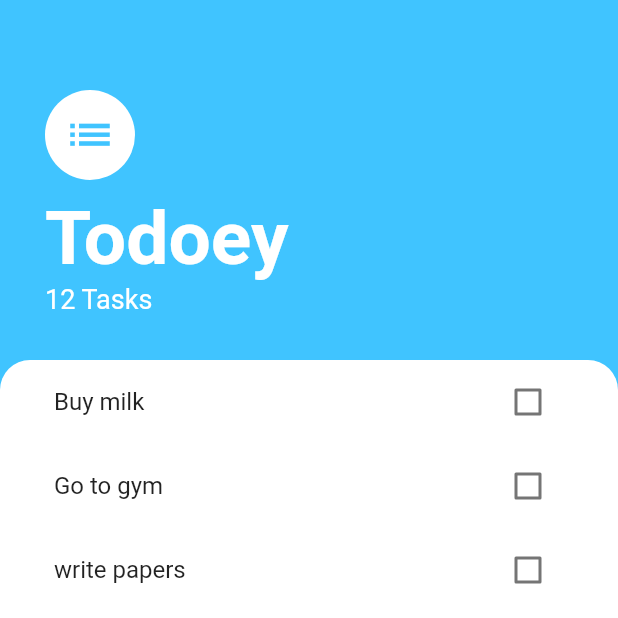
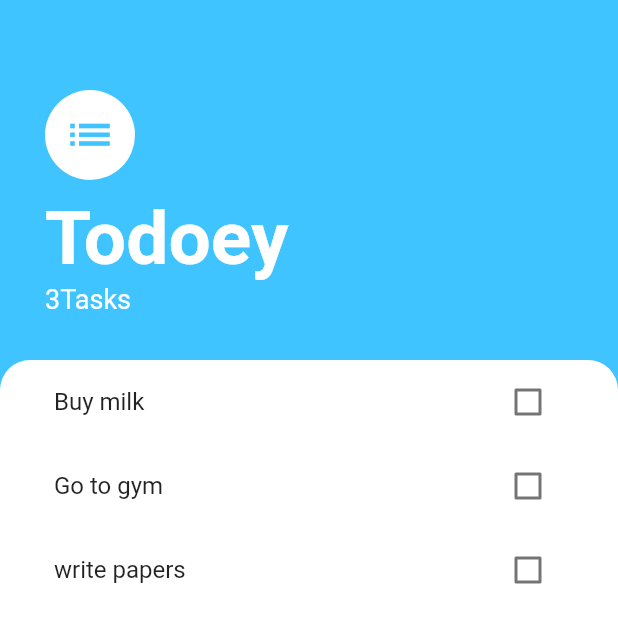
Before and after one commit to atik666/Todoey, a Flutter app: the screen it shows after launch, on a phone screen of 412 x 824 dp, the top half of it. Run offline on Flutter 3.47's test engine with Material 2 defaults, Android fonts, the phone set to English and light mode, and no system bars.

Commit message:
commit 23/10/21

```diff
--- a/lib/main.dart
+++ b/lib/main.dart
@@ -1,4 +1,6 @@
 import 'package:flutter/material.dart';
+import 'package:provider/provider.dart';
+import 'package:todoey_flutter/models/task_data.dart';
 import 'package:todoey_flutter/screens/tasks_screen.dart';
 
 void main() {
@@ -8,8 +10,11 @@ void main() {
 class MyApp extends StatelessWidget {
   @override
   Widget build(BuildContext context) {
-    return MaterialApp(
-      home: TasksScreen(),
+    return ChangeNotifierProvider(
+      builder: (context) => TaskData(),
+      child: MaterialApp(
+        home: TasksScreen(),
+      ),
     );
   }
 }
--- /dev/null
+++ b/lib/models/task_data.dart
@@ -0,0 +1,12 @@
+import 'package:flutter/foundation.dart';
+import 'package:todoey_flutter/models/task.dart';
+
+class TaskData extends ChangeNotifier{
+
+  List<Task> tasks = [
+    Task(name: 'Buy milk'),
+    Task(name: 'Go to gym'),
+    Task(name: 'write papers'),
+  ];
+
+}
--- a/lib/screens/tasks_screen.dart
+++ b/lib/screens/tasks_screen.dart
@@ -1,9 +1,11 @@
 import 'package:flutter/material.dart';
-import 'package:todoey_flutter/widgets/task_tile.dart';
 import 'package:todoey_flutter/widgets/tasks_list.dart';
 import 'package:todoey_flutter/screens/add_task_screen.dart';
+import 'package:todoey_flutter/models/task_data.dart';
+import 'package:provider/provider.dart';
 
 class TasksScreen extends StatelessWidget {
+
   @override
   Widget build(BuildContext context) {
     return Scaffold(
@@ -14,7 +16,16 @@ class TasksScreen extends StatelessWidget {
         onPressed: () {
           showModalBottomSheet(
             context: context,
-            builder: (BuildContext context) => AddTaskScreen(),
+            builder: (BuildContext context) => AddTaskScreen(
+              (newTaskTitle) {
+//                setState(() {
+//                  tasks.add(
+//                    Task(name: newTaskTitle),
+//                  );
+//                });
+                Navigator.pop(context);
+              },
+            ),
           );
         },
       ),
@@ -47,7 +58,7 @@ class TasksScreen extends StatelessWidget {
                   ),
                 ),
                 Text(
-                  '12 Tasks',
+                  '${Provider.of<TaskData>(context).tasks.length}Tasks',
                   style: TextStyle(
                     color: Colors.white,
                     fontSize: 18,
--- a/lib/widgets/tasks_list.dart
+++ b/lib/widgets/tasks_list.dart
@@ -1,34 +1,25 @@
 import 'package:flutter/material.dart';
 import 'package:todoey_flutter/screens/tasks_screen.dart';
 import 'package:todoey_flutter/widgets/task_tile.dart';
-import 'package:todoey_flutter/models/task.dart';
+import 'package:provider/provider.dart';
+import 'package:todoey_flutter/models/task_data.dart';
 
-class TasksList extends StatefulWidget {
-  @override
-  _TasksListState createState() => _TasksListState();
-}
-
-class _TasksListState extends State<TasksList> {
-
-  List<Task> tasks = [
-    Task(name: 'Buy milk'),
-    Task(name: 'Go to gym'),
-    Task(name: 'write papers'),
-  ];
+class TasksList extends StatelessWidget {
 
   @override
   Widget build(BuildContext context) {
     return ListView.builder(itemBuilder: (context, index) {
-      return TaskTile(taskTitle: tasks[index].name,
-        isChecked: tasks[index].isDone,
+      return TaskTile(
+        taskTitle: Provider.of<TaskData>(context).tasks[index].name,
+        isChecked: Provider.of<TaskData>(context).tasks[index].isDone,
         checkboxCallback: ( bool checkboxState){
-        setState(() {
-          tasks[index].toggleDone();
-        });
+//        setState(() {
+//          Provider.of<TaskData>(context).tasks[index].toggleDone();
+//        });
       },
       );
     },
-      itemCount: tasks.length,
+      itemCount: Provider.of<TaskData>(context).tasks.length,
     );
   }
 }
--- a/pubspec.yaml
+++ b/pubspec.yaml
@@ -28,6 +28,7 @@ dependencies:
   # The following adds the Cupertino Icons font to your application.
   # Use with the CupertinoIcons class for iOS style icons.
   cupertino_icons: ^0.1.3
+  provider: ^3.0.0+1
 
 dev_dependencies:
   flutter_test:
```
Also changed, not shown: lib/screens/add_task_screen.dart (+21 -6 lines), pubspec.lock.
